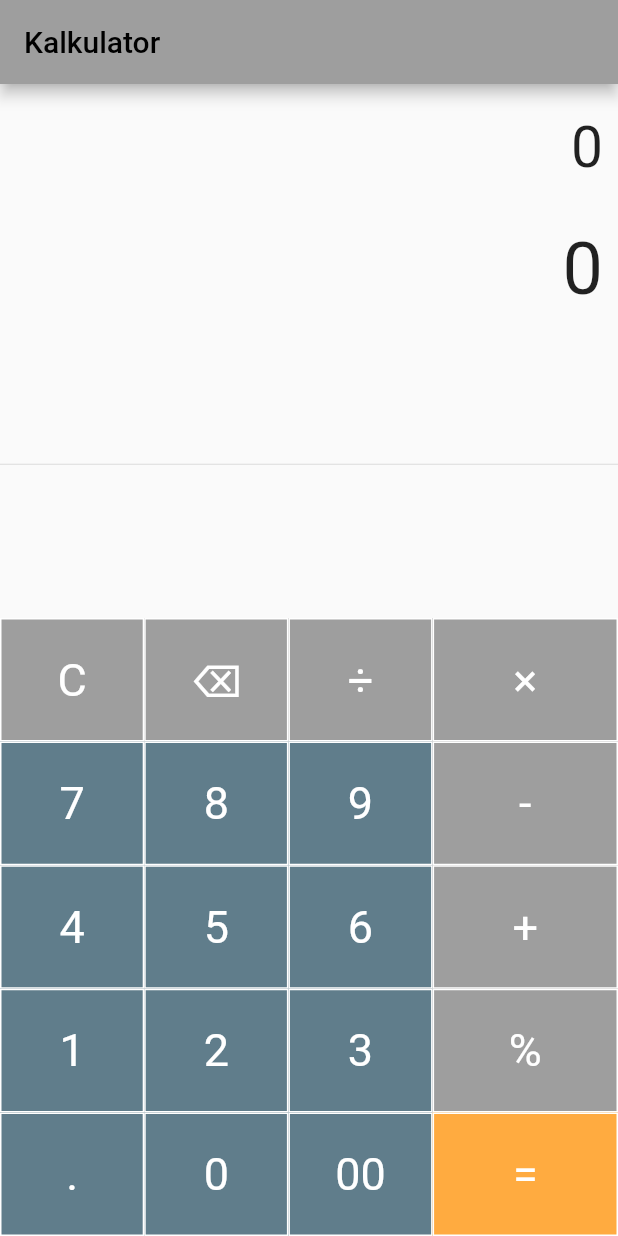
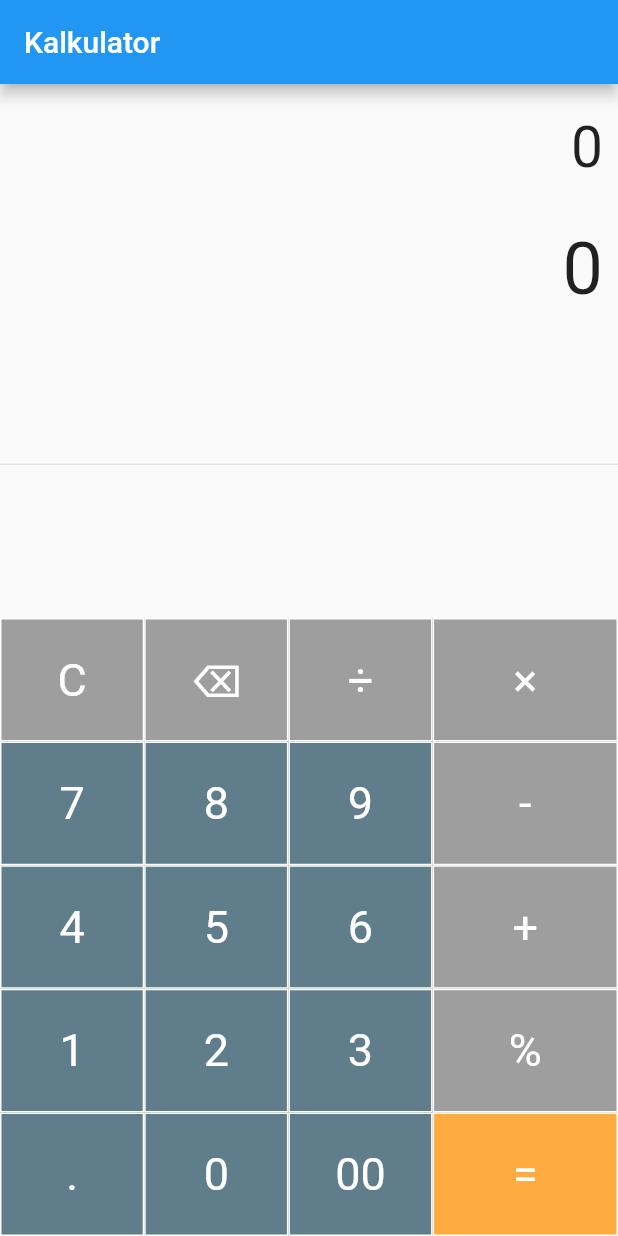
Before and after one commit to Flutter-Playground/Calculator-RaihanSakadara, a Flutter app: the screen it shows after launch, on a phone screen of 412 x 824 dp. Run offline on Flutter 3.47's test engine with Material 2 defaults, Android fonts, the phone set to English and light mode, and no system bars; drawn by our look-alikes of flutter_inner_drawer; our stand-ins replace math_expressions.

Commit message:
kalkulator

```diff
--- a/lib/main.dart
+++ b/lib/main.dart
@@ -1,32 +1,32 @@
 import 'package:flutter/material.dart';
 import 'package:math_expressions/math_expressions.dart';
+import 'package:flutter_inner_drawer/inner_drawer.dart';
 
 void main() {
-  runApp(Calculator());
+  runApp(kalkulator());
 }
 
-class Calculator extends StatelessWidget {
-  const Calculator({Key? key}) : super(key: key);
+class kalkulator extends StatelessWidget {
+  const kalkulator({Key? key}) : super(key: key);
 
   @override
   Widget build(BuildContext context) {
     return MaterialApp(
       debugShowCheckedModeBanner: false,
-      title: 'Kalkulator',
-      theme: ThemeData(primarySwatch: Colors.grey),
-      home: SimpleCalculator(),
+      theme: ThemeData(primarySwatch: Colors.blue),
+      home: demo(),
     );
   }
 }
 
-class SimpleCalculator extends StatefulWidget {
-  const SimpleCalculator({Key? key}) : super(key: key);
+class demo extends StatefulWidget {
+  const demo({Key? key}) : super(key: key);
 
   @override
-  _SimpleCalculatorState createState() => _SimpleCalculatorState();
+  _demo createState() => _demo();
 }
 
-class _SimpleCalculatorState extends State<SimpleCalculator> {
+class _demo extends State<demo> {
   String equation = "0";
   String result = "0";
   String expression = "";
@@ -102,8 +102,61 @@ class _SimpleCalculatorState extends State<SimpleCalculator> {
 
   @override
   Widget build(BuildContext context) {
-    return Scaffold(
-      appBar: AppBar(title: Text('Kalkulator')),
+    return InnerDrawer(
+
+        // key: _innerDrawerKey,
+        onTapClose: true, // default false
+        swipe: true, // default true
+        colorTransitionChild: Colors.blue, // default Color.black54
+        colorTransitionScaffold: Colors.black54, // default Color.black54
+
+        //When setting the vertical offset, be sure to use only top or bottom
+        offset: IDOffset.only(bottom: 0.00, right: 0.00, left: 0.00),
+        scale: IDOffset.horizontal(1), // set the offset in both directions
+
+        proportionalChildArea: true, // default true // default 0
+        leftAnimationType: InnerDrawerAnimation.static, // default static
+        rightAnimationType: InnerDrawerAnimation.quadratic,
+        backgroundDecoration: BoxDecoration(
+            color:
+                Colors.red[200]), // default  Theme.of(context).backgroundColor
+
+        //when a pointer that is in contact with the screen and moves to the right or left
+        onDragUpdate: (double val, InnerDrawerDirection? direction) {
+          // return values between 1 and 0
+          print(val);
+          // check if the swipe is to the right or to the left
+          print(direction == InnerDrawerDirection.start);
+        },
+        innerDrawerCallback: (a) =>
+            print(a), // return  true (open) or false (close)
+
+        leftChild: Material(
+          child: Container(
+            color: Colors.blueAccent,
+            child: ListView(
+              children: <Widget>[
+                const SizedBox(height: 20),
+                ListTile(
+                  title: Text(
+                    "Kalkulator",
+                    style: TextStyle(color: Colors.white, fontSize: 20),
+                  ),
+                )
+              ],
+            ),
+          ),
+        ),
+
+        // required if rightChild is not set
+        rightChild: Container(), // required if leftChild is not set
+
+        //  A Scaffold is generally used but you are free to use other widgets
+        // Note: use "automaticallyImplyLeading: false" if you do not personalize "leading" of Bar
+
+        scaffold: Scaffold(
+          appBar: AppBar(
+              title: Text("Kalkulator"), automaticallyImplyLeading: true),
           body: Column(
             children: <Widget>[
               Container(
@@ -184,6 +237,25 @@ class _SimpleCalculatorState extends State<SimpleCalculator> {
               ),
             ],
           ),
-    );
+          /* OR
+            CupertinoPageScaffold(
+                navigationBar: CupertinoNavigationBar(
+                    automaticallyImplyLeading: false
+                ),
+            ),
+            */
+        ));
   }
 }
+
+//  Current State of InnerDrawerState
+final GlobalKey<InnerDrawerState> _innerDrawerKey =
+    GlobalKey<InnerDrawerState>();
+
+void _toggle() {
+  _innerDrawerKey.currentState?.toggle(
+      // direction is optional
+      // if not set, the last direction will be used
+      //InnerDrawerDirection.start OR InnerDrawerDirection.end
+      direction: InnerDrawerDirection.end);
+}
```
Also changed, not shown: pubspec.yaml (+6 -2 lines), pubspec.lock, 1 other file. Lines whose indentation alone changed are shown as unchanged.
